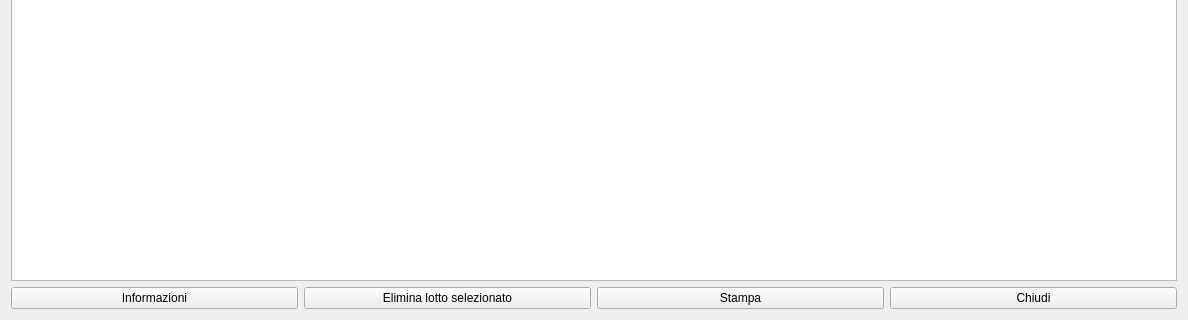
Qt form hlotti_new.ui (fblabs/hamlet-mod-sancon) before a commit; both pictures show x 0 to 1188 and y 218 to 538 of the 1188 by 538 pixel window.
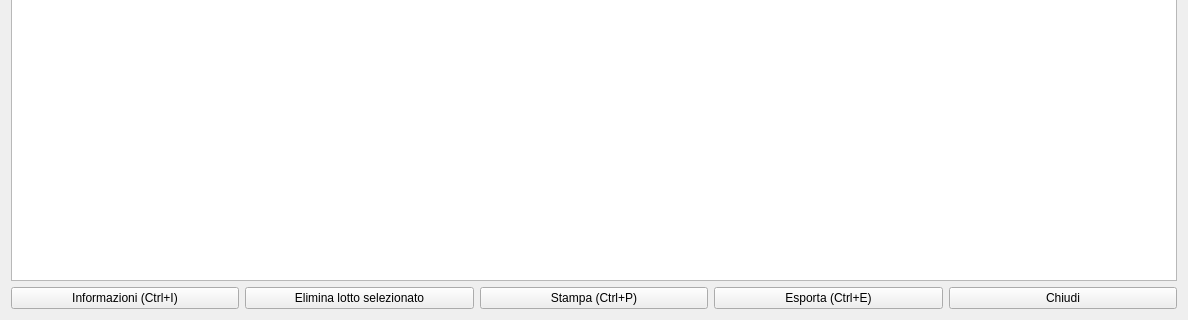
The same form after that commit. Icons and pictures are not drawn.

Patch:
```diff
--- a/hlotti_new.ui
+++ b/hlotti_new.ui
@@ -212,7 +212,7 @@
      <item>
       <widget class="QPushButton" name="pbLotInfo">
        <property name="text">
-        <string>Informazioni</string>
+        <string>Informazioni (Ctrl+I)</string>
        </property>
        <property name="icon">
         <iconset resource="icons.qrc">
@@ -246,7 +246,7 @@
      <item>
       <widget class="QPushButton" name="pbPrint">
        <property name="text">
-        <string>Stampa</string>
+        <string>Stampa (Ctrl+P)</string>
        </property>
        <property name="icon">
         <iconset resource="icons.qrc">
@@ -257,6 +257,29 @@
          <width>32</width>
          <height>32</height>
         </size>
+       </property>
+       <property name="shortcut">
+        <string>Ctrl+P</string>
+       </property>
+      </widget>
+     </item>
+     <item>
+      <widget class="QPushButton" name="pbToPdf">
+       <property name="text">
+        <string>Esporta (Ctrl+E)</string>
+       </property>
+       <property name="icon">
+        <iconset resource="icons.qrc">
+         <normaloff>:/Resources/PDF.png</normaloff>:/Resources/PDF.png</iconset>
+       </property>
+       <property name="iconSize">
+        <size>
+         <width>32</width>
+         <height>32</height>
+        </size>
+       </property>
+       <property name="shortcut">
+        <string>Ctrl+E</string>
        </property>
       </widget>
      </item>
```
Left out of the diff: 3 changed lines with no effect on the pictures.
